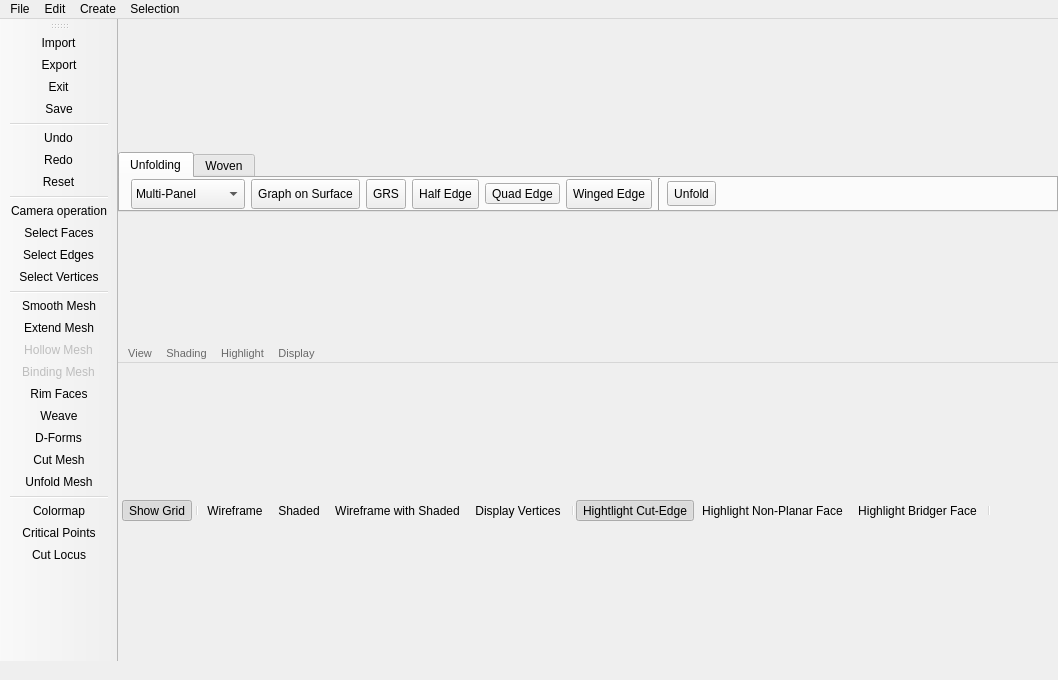
This is forms/mainwindow.ui in TopModLab/Unfolding as Qt 5 draws it before an edit. The edited form follows.
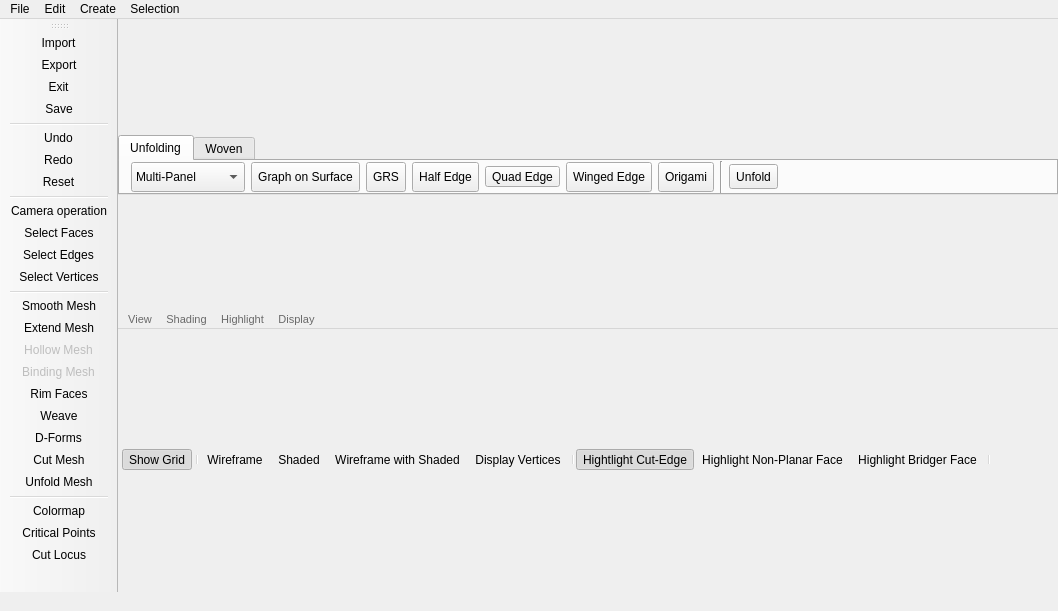
This is the edited form. Icons and pictures are not drawn.

Commit message: Create Origami branch.

Patch:
```diff
--- a/forms/mainwindow.ui
+++ b/forms/mainwindow.ui
@@ -7,7 +7,7 @@
     <x>0</x>
     <y>0</y>
     <width>997</width>
-    <height>680</height>
+    <height>611</height>
    </rect>
   </property>
   <property name="windowTitle">
@@ -278,6 +278,19 @@
             </property>
            </widget>
           </item>
+          <item>
+           <widget class="QToolButton" name="origamiBtn">
+            <property name="minimumSize">
+             <size>
+              <width>0</width>
+              <height>30</height>
+             </size>
+            </property>
+            <property name="text">
+             <string>Origami</string>
+            </property>
+           </widget>
+          </item>
           <item>
            <widget class="Line" name="line">
             <property name="sizePolicy">
```
The commit also changes 11 other files.
